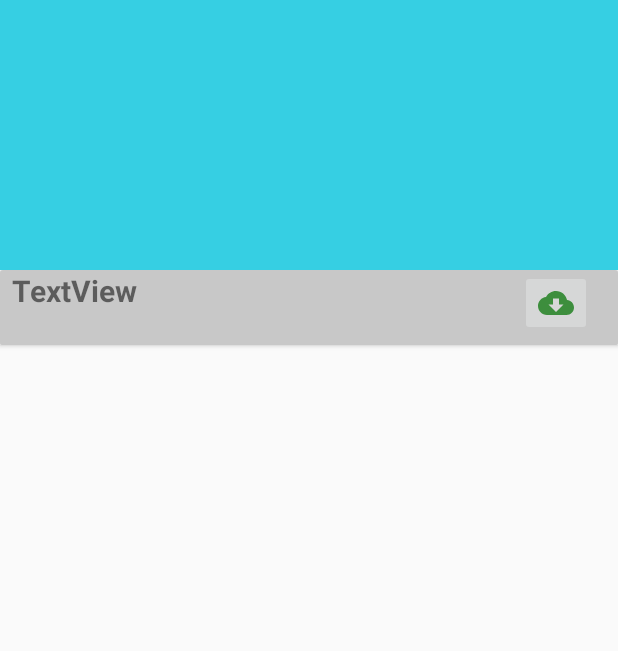
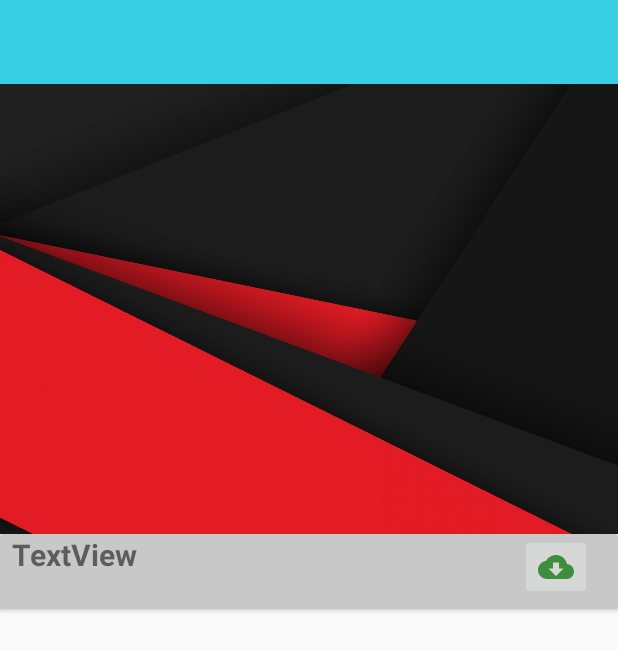
Before and after one commit to harshkhare93/e-Locker-project-work, an Android app: the layout activity_document_desc.xml on its own in the app's theme, with its tools: preview values and no code run, on a phone screen of 412 x 824 dp. Shown: the top 651 px of the screen. Run offline under Robolectric (Android 15) with nearby library versions, the phone set to English and light mode, and no system bars.

```diff
--- a/app/build.gradle
+++ b/app/build.gradle
@@ -25,6 +25,8 @@ dependencies {
         exclude group: 'com.android.support', module: 'support-annotations'
     })
 
+    //Materail dialogs dependency
+    compile 'com.afollestad.material-dialogs:core:0.9.4.2'
     //   compile 'com.google.firebase.storage.StorageReference:10.0.1'
 
     compile 'com.android.support:appcompat-v7:25.3.0'
--- a/app/src/main/java/harshkhare/e_locker/DocumentAdapter.java
+++ b/app/src/main/java/harshkhare/e_locker/DocumentAdapter.java
@@ -68,8 +68,9 @@ public class DocumentAdapter extends RecyclerView.Adapter<DocumentHolder> {
             public void onClick(View v) {
                 Context context = v.getContext();
                 Intent intent = new Intent(context, Document_desc.class);
-                intent.putExtra("EXTRA_URL",model.url);
+                intent.putExtra("EXTRA_URL",model.getUrl());
                 intent.putExtra("EXTRA_KEY",model.getKey());
+                intent.putExtra("EXTRA_DESCRIPTION",model.getDescription());
                 context.startActivity(intent);
             }
         });
--- a/app/src/main/res/layout/activity_document_desc.xml
+++ b/app/src/main/res/layout/activity_document_desc.xml
@@ -1,7 +1,9 @@
 <?xml version="1.0" encoding="utf-8"?>
-<android.support.design.widget.CoordinatorLayout xmlns:android="http://schemas.android.com/apk/res/android"
+<android.support.design.widget.CoordinatorLayout
+    xmlns:android="http://schemas.android.com/apk/res/android"
     xmlns:app="http://schemas.android.com/apk/res-auto"
     xmlns:tools="http://schemas.android.com/tools"
+    android:id="@+id/col_root"
     android:layout_width="match_parent"
     android:layout_height="match_parent"
     android:fitsSystemWindows="true"
@@ -10,7 +12,7 @@
     <android.support.design.widget.AppBarLayout
         android:id="@+id/app_bar"
         android:layout_width="match_parent"
-        android:layout_height="@dimen/app_bar_height"
+        android:layout_height="wrap_content"
         android:fitsSystemWindows="true"
         android:theme="@style/AppTheme.AppBarOverlay">
 
@@ -29,6 +31,16 @@
                 app:layout_collapseMode="pin"
                 app:popupTheme="@style/AppTheme.PopupOverlay" />
 
+            <ProgressBar
+                android:layout_width="100dp"
+                android:layout_height="100dp"
+                android:layout_gravity="center"/>
+            <ImageView
+                android:id="@+id/img_this"
+                android:layout_width="match_parent"
+                android:layout_height="300dp"
+                android:scaleType="fitXY"
+                android:src="@drawable/bg3" />
         </android.support.design.widget.CollapsingToolbarLayout>
     </android.support.design.widget.AppBarLayout>
 
--- a/app/src/main/res/layout/content_document_desc.xml
+++ b/app/src/main/res/layout/content_document_desc.xml
@@ -22,13 +22,14 @@
                 android:layout_width="match_parent"
                 android:layout_height="50dp"
                 android:layout_marginLeft="@dimen/_6sdp"
+                android:layout_toLeftOf="@+id/ivbtndownload"
                 android:text="TextView"
                 android:textSize="20sp"
                 android:textStyle="bold"
                 android:layout_alignParentTop="true" />
 
             <ImageButton
-                android:id="@+id/ivbtndownload"
+                android:id="@id/ivbtndownload"
                 android:layout_width="wrap_content"
                 android:layout_height="wrap_content"
                 android:layout_alignParentEnd="true"
```
Also changed, not shown: app/src/main/java/harshkhare/e_locker/Document_desc.java (+72 -4 lines), app/src/main/java/harshkhare/e_locker/Scanning_OCR.java (+1 -15 lines).
